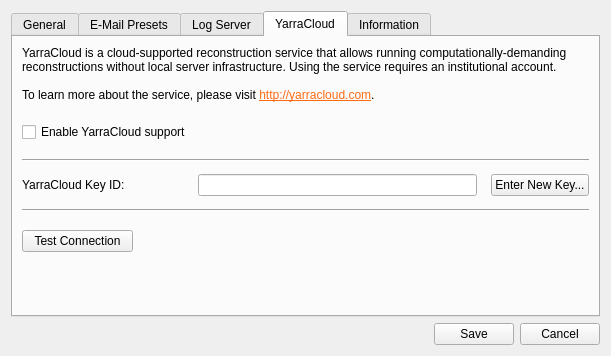
First picture: the form in OfflineReconClient/ort_configurationdialog.ui, repository WillForan/yarraclient, before the edit.
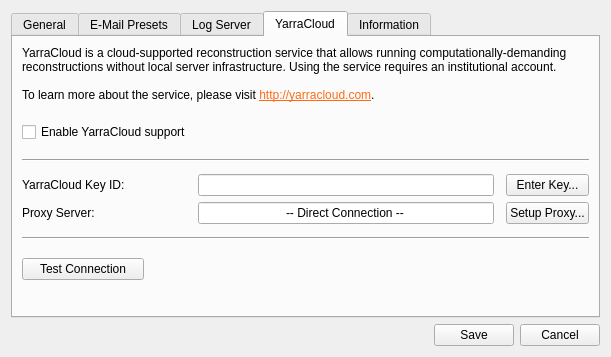
Second picture: the form after the edit. The open tabs and pages were chosen to show the change. Icons and pictures are not drawn.

Commit message: Adding proxy settings for YarraCloud access. Removing unused code.

What changed in the file:
```diff
--- a/OfflineReconClient/ort_configurationdialog.ui
+++ b/OfflineReconClient/ort_configurationdialog.ui
@@ -10,7 +10,7 @@
     <x>0</x>
     <y>0</y>
     <width>611</width>
-    <height>356</height>
+    <height>357</height>
    </rect>
   </property>
   <property name="windowTitle">
@@ -329,22 +329,6 @@
          </property>
         </spacer>
        </item>
-       <item row="5" column="4">
-        <spacer name="horizontalSpacer_4">
-         <property name="orientation">
-          <enum>Qt::Horizontal</enum>
-         </property>
-         <property name="sizeType">
-          <enum>QSizePolicy::Minimum</enum>
-         </property>
-         <property name="sizeHint" stdset="0">
-          <size>
-           <width>2</width>
-           <height>20</height>
-          </size>
-         </property>
-        </spacer>
-       </item>
        <item row="0" column="0" colspan="6">
         <widget class="QLabel" name="cloudLabel">
          <property name="text">
@@ -361,7 +345,7 @@
          </property>
         </widget>
        </item>
-       <item row="10" column="0" colspan="2">
+       <item row="12" column="0" colspan="2">
         <spacer name="verticalSpacer_6">
          <property name="orientation">
           <enum>Qt::Vertical</enum>
@@ -374,7 +358,7 @@
          </property>
         </spacer>
        </item>
-       <item row="9" column="2" colspan="4">
+       <item row="11" column="2" colspan="4">
         <widget class="QLabel" name="cloudConnectionLabel">
          <property name="text">
           <string/>
@@ -400,7 +384,7 @@
          </property>
         </widget>
        </item>
-       <item row="9" column="0" colspan="2">
+       <item row="11" column="0" colspan="2">
         <widget class="QPushButton" name="cloudConnectionButton">
          <property name="text">
           <string>Test Connection</string>
@@ -430,7 +414,20 @@
        <item row="5" column="5">
         <widget class="QPushButton" name="cloudCredentialsButton">
          <property name="text">
-          <string>Enter New Key...</string>
+          <string>Enter Key...</string>
+         </property>
+        </widget>
+       </item>
+       <item row="8" column="0" rowspan="2" colspan="6">
+        <widget class="Line" name="line_4">
+         <property name="minimumSize">
+          <size>
+           <width>0</width>
+           <height>16</height>
+          </size>
+         </property>
+         <property name="orientation">
+          <enum>Qt::Horizontal</enum>
          </property>
         </widget>
        </item>
@@ -441,20 +438,7 @@
          </property>
         </widget>
        </item>
-       <item row="6" column="0" rowspan="2" colspan="6">
-        <widget class="Line" name="line_4">
-         <property name="minimumSize">
-          <size>
-           <width>0</width>
-           <height>16</height>
-          </size>
-         </property>
-         <property name="orientation">
-          <enum>Qt::Horizontal</enum>
-         </property>
-        </widget>
-       </item>
-       <item row="8" column="0">
+       <item row="10" column="0">
         <spacer name="verticalSpacer_7">
          <property name="orientation">
           <enum>Qt::Vertical</enum>
@@ -470,6 +454,33 @@
          </property>
         </spacer>
        </item>
+       <item row="6" column="5">
+        <widget class="QPushButton" name="cloudProxyButton">
+         <property name="text">
+          <string>Setup Proxy...</string>
+         </property>
+        </widget>
+       </item>
+       <item row="6" column="3">
+        <widget class="QLineEdit" name="cloudProxyEdit">
+         <property name="text">
+          <string>-- Direct Connection --</string>
+         </property>
+         <property name="alignment">
+          <set>Qt::AlignCenter</set>
+         </property>
+         <property name="readOnly">
+          <bool>true</bool>
+         </property>
+        </widget>
+       </item>
+       <item row="6" column="0">
+        <widget class="QLabel" name="cloudProxyLabel">
+         <property name="text">
+          <string>Proxy Server:</string>
+         </property>
+        </widget>
+       </item>
       </layout>
      </widget>
      <widget class="QWidget" name="tab_3">
```
The commit also changes 11 other files.
